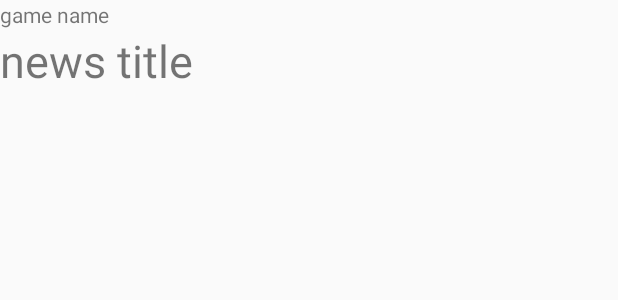
After one commit to Kokumi1/p11, an Android app: the layout news_cell.xml on its own in the app's theme, with its tools: preview values and no code run, on a phone screen of 412 x 824 dp. The commit adds this screen. Shown: the top 300 px of the screen. Run offline under Robolectric (Android 15) with nearby library versions, the phone set to English and light mode, and no system bars.

Commit message:
News Recycler View

```diff
--- a/app/src/main/java/com/debruyckere/florian/steamnews/model/News.kt
+++ b/app/src/main/java/com/debruyckere/florian/steamnews/model/News.kt
@@ -3,5 +3,5 @@ package com.debruyckere.florian.steamnews.model
 /**
  * Created by Debruyckère Florian on 07/10/2020.
  */
-class News(var id:Int,var url: String,var title: String,var content: String) {
+class News(var id:Int,var url: String,var title: String,var gameName: String) {
 }
--- /dev/null
+++ b/app/src/main/res/layout/news_cell.xml
@@ -0,0 +1,20 @@
+<?xml version="1.0" encoding="utf-8"?>
+<LinearLayout
+    xmlns:android="http://schemas.android.com/apk/res/android" android:layout_width="match_parent"
+    android:layout_height="90dp"
+    android:orientation="vertical">
+
+    <TextView
+        android:id="@+id/main_game"
+        android:layout_width="match_parent"
+        android:layout_height="20dp"
+        android:text="@string/main_gamename"/>
+
+    <TextView
+        android:id="@+id/main_title"
+        android:layout_width="match_parent"
+        android:layout_height="70dp"
+        android:text="@string/main_newstitle"
+        android:textSize="30sp"/>
+
+</LinearLayout>
--- a/app/src/main/res/values/strings.xml
+++ b/app/src/main/res/values/strings.xml
@@ -14,4 +14,7 @@
 
     <string name="comment_username">username</string>
     <string name="comment_content">content of a comment</string>
+
+    <string name="main_gamename">game name</string>
+    <string name="main_newstitle">news title</string>
 </resources>
```
Also changed, not shown: app/src/main/java/com/debruyckere/florian/steamnews/view/MainActivity.kt (+44 -0 lines), app/src/main/res/layout/activity_main.xml (+6 -10 lines).
